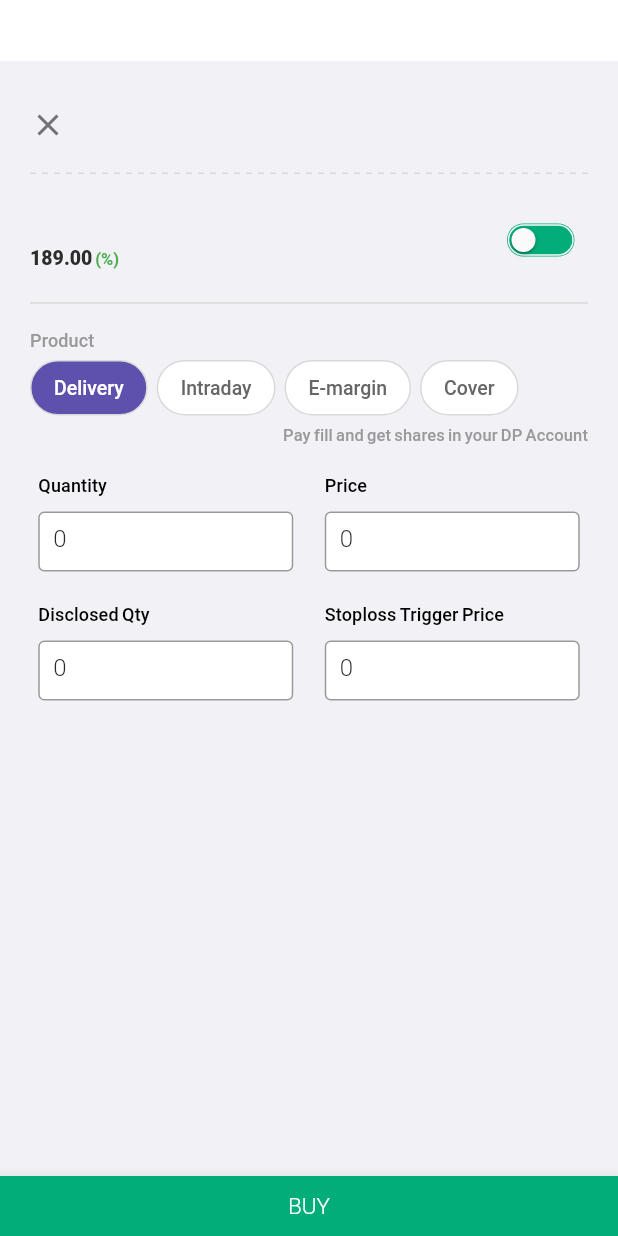
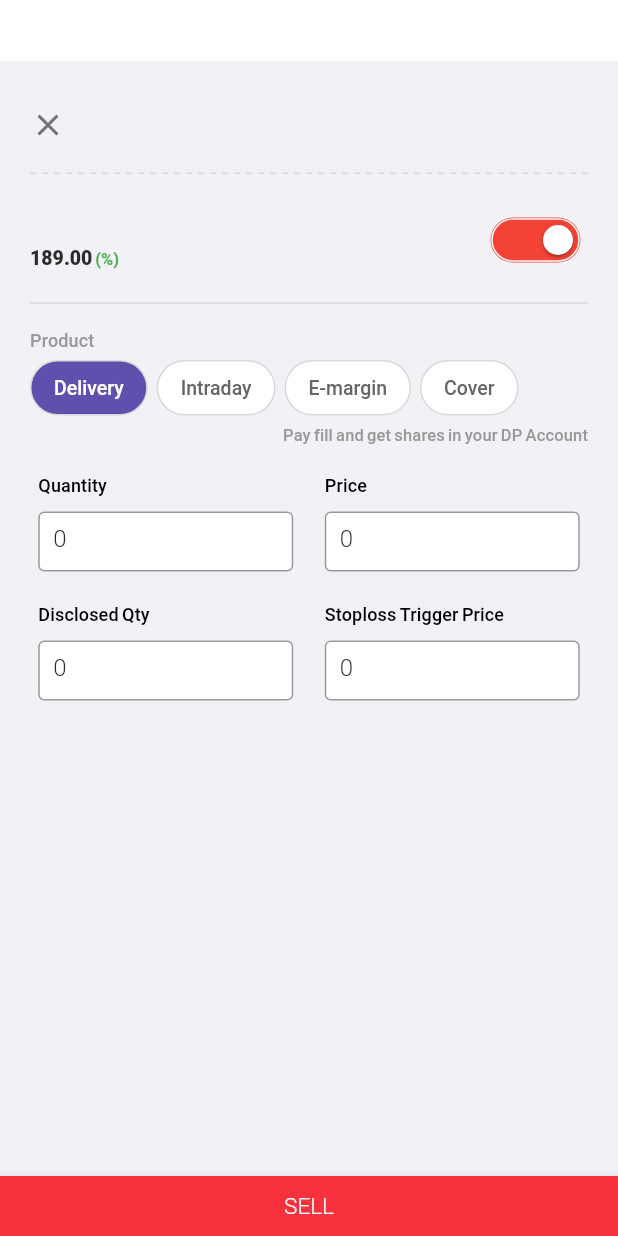
Before and after one commit to akshaya-sivakumar/flutter_web_dashboard, a Flutter app: the PopupWindow screen opened directly with empty values, on a phone screen of 412 x 824 dp. Run offline on Flutter 3.47's test engine with Material 2 defaults, Android fonts, the phone set to English and light mode, and no system bars; drawn by our look-alikes of dotted_line; our stand-ins replace auto_route, flutter_bloc, flutter_spinkit, flutter_svg, fluttertoast, google_fonts and 2 more; missing offline and left inert: aligned_dialog, dart:html, pointer_interceptor, sms_otp_auto_verify, webviewx; accounts and stored records are empty; Roboto replaces fonts that are missing (opensans).

```diff
--- a/lib/ui/screens/popup_window.dart
+++ b/lib/ui/screens/popup_window.dart
@@ -13,9 +13,11 @@ import '../widgets/textfield_widget.dart';
 
 class PopupWindow extends StatefulWidget {
   final Symbols symbol;
+  final bool buySelected;
   const PopupWindow({
     super.key,
     required this.symbol,
+    required this.buySelected,
   });
 
   @override
@@ -40,6 +42,7 @@ class _PopupWindowState extends State<PopupWindow> {
   Widget build(BuildContext context) {
     return BlocBuilder<ThemeBloc, ThemeState>(
       builder: (context, state) {
+        return StatefulBuilder(builder: (context, setstate) {
           return Container(
               margin: const EdgeInsets.only(top: 41),
               width: MediaQuery.of(context).size.width * 0.3,
@@ -49,15 +52,19 @@ class _PopupWindowState extends State<PopupWindow> {
                   : HexColor("#f1f1f6"),
               child: Scaffold(
                   backgroundColor: state.theme
-                    ? Theme.of(context).scaffoldBackgroundColor.withOpacity(0.8)
+                      ? Theme.of(context)
+                          .scaffoldBackgroundColor
+                          .withOpacity(0.8)
                       : HexColor("#f1f1f6"),
                   bottomNavigationBar: BottomAppBar(
-                  color: HexColor("#03ad7a"),
+                    color: widget.buySelected
+                        ? HexColor("#03ad7a")
+                        : Theme.of(context).snackBarTheme.closeIconColor,
                     child: SizedBox(
                       height: 40,
                       child: Center(
                         child: TextWidget(
-                        "BUY",
+                          widget.buySelected ? "BUY" : "SELL",
                           style: Theme.of(context)
                               .textTheme
                               .titleMedium
@@ -70,8 +77,8 @@ class _PopupWindowState extends State<PopupWindow> {
                     ),
                   ),
                   body: Padding(
-                  padding:
-                      const EdgeInsets.symmetric(horizontal: 20, vertical: 20),
+                    padding: const EdgeInsets.symmetric(
+                        horizontal: 20, vertical: 20),
                     child: Column(
                       crossAxisAlignment: CrossAxisAlignment.start,
                       children: [
@@ -163,9 +170,10 @@ class _PopupWindowState extends State<PopupWindow> {
                                 ],
                               ),
                               MaterialSwitch(
-                              inactiveTrackColor: HexColor("#03ad7a"),
+                                inactiveTrackColor: Colors.green,
+                                activeTrackColor: Colors.red,
                                 activeColor: Colors.white,
-                              value: false,
+                                value: !widget.buySelected,
                                 onChanged: (value) {},
                               )
                             ],
@@ -189,16 +197,16 @@ class _PopupWindowState extends State<PopupWindow> {
                         ),
                         CircularButtonToggleWidget(
                             key: const Key(""),
-                          value: "Delivery",
+                            value: selectedProducttype,
                             fontSize: 13,
                             paddingEdgeInsets: const EdgeInsets.symmetric(
                                 vertical: 10, horizontal: 15),
                             toggleButtonlist: productList,
                             toggleChanged: (value) {
-                            setState(() {});
+                              setstate(() {});
                             },
                             toggleButtonOnChanged: (value) {
-                            setState(() {
+                              setstate(() {
                                 selectedProducttype = value;
                               });
                             },
@@ -274,6 +282,7 @@ class _PopupWindowState extends State<PopupWindow> {
                       ],
                     ),
                   )));
+        });
       },
     );
   }
--- a/lib/ui/screens/registration.dart
+++ b/lib/ui/screens/registration.dart
@@ -271,7 +271,7 @@ class _RegistrationScreenState extends State<RegistrationScreen> {
                         ),
                         InkWell(
                           onTap: () {
-                            //  appRoute.pushNamed("/dashboard?index=0");
+                            // appRoute.pushNamed("/dashboard?index=0");
                             if (formKey.currentState!.validate()) {
                               LoaderWidget().showLoader(context,
                                   text: AppConstants.pleaseWait);
--- a/lib/ui/widgets/material_switch.dart
+++ b/lib/ui/widgets/material_switch.dart
@@ -1044,14 +1044,14 @@ class _SwitchConfigM2 with _SwitchConfig {
   final double _kSwitchMinSize = kMinInteractiveDimension - 8.0;
 
   @override
-  double get activeThumbRadius => 8.0;
+  double get activeThumbRadius => 10.0;
 
   @override
   MaterialStateProperty<Color> get iconColor =>
       MaterialStateProperty.all<Color>(Colors.transparent);
 
   @override
-  double get inactiveThumbRadius => 8.0;
+  double get inactiveThumbRadius => 10.0;
 
   @override
   double get pressedThumbRadius => 8.0;
@@ -1067,25 +1067,25 @@ class _SwitchConfigM2 with _SwitchConfig {
       trackWidth - 2 * (trackHeight / 2.0) + _kSwitchMinSize;
 
   @override
-  double get thumbRadiusWithIcon => 10.0;
+  double get thumbRadiusWithIcon => 25.0;
 
   @override
   List<BoxShadow>? get thumbShadow => kElevationToShadow[1];
 
   @override
-  double get trackHeight => 22.0;
+  double get trackHeight => 30.0;
 
   @override
   MaterialStateProperty<Color?>? get trackOutlineColor => null;
 
   @override
-  double get trackWidth => 45.0;
+  double get trackWidth => 60.0;
 
   @override
   double get thumbOffset => 0.5;
 
   @override
-  Size get transitionalThumbSize => const Size(20, 20);
+  Size get transitionalThumbSize => const Size(25, 25);
 
   @override
   int get toggleDuration => 200;
```
Also changed, not shown: lib/main.dart (+29 -0 lines), lib/ui/screens/dashboard.dart (+114 -15 lines), lib/ui/screens/navigator_rail.dart (+10 -3 lines), lib/ui/screens/watchlist.dart (+66 -41 lines). Lines whose indentation alone changed are shown as unchanged.
